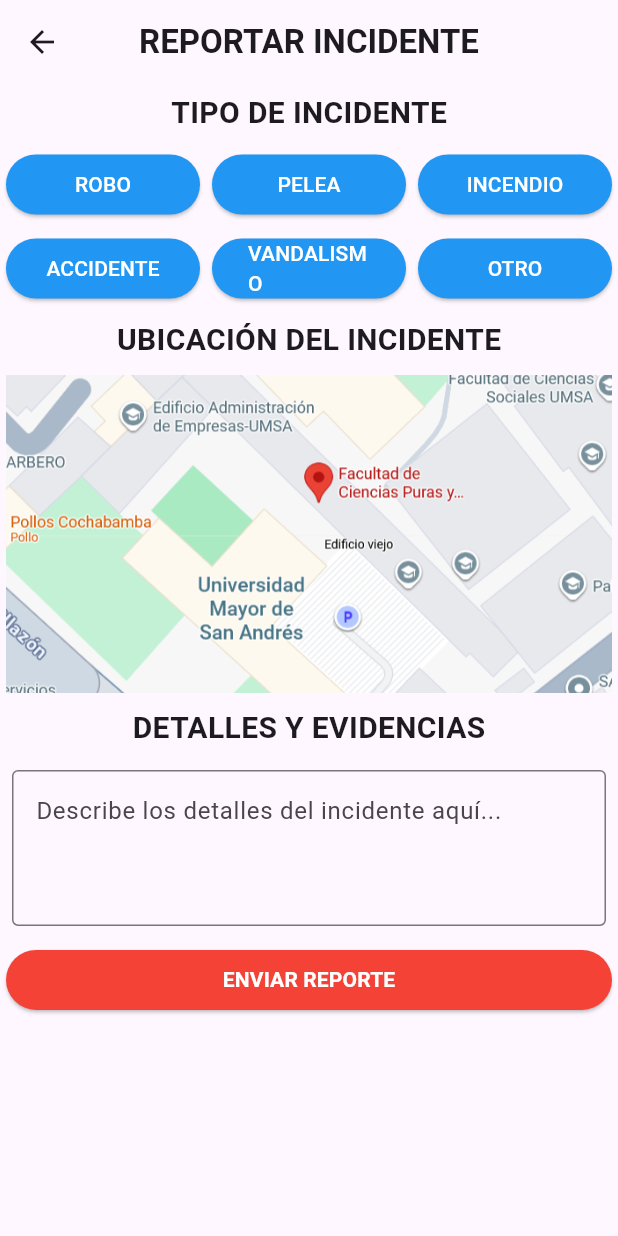
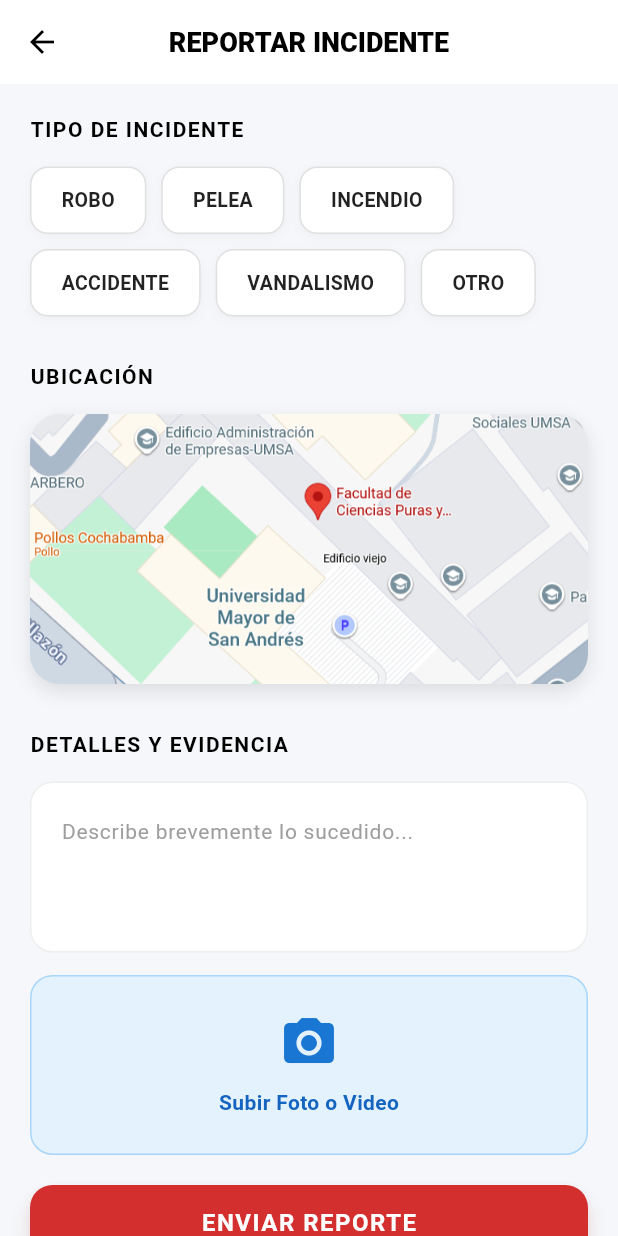
Before and after one commit to dorkzos/grupo10_proyectoFlutter_avanzado, a Flutter app: the HacerReporte screen opened directly, on a phone screen of 412 x 824 dp. Run offline on Flutter 3.47's test engine with Material 3 defaults, Android fonts, the phone set to English and light mode, and no system bars; our stand-ins replace image_picker, shared_preferences; accounts and stored records are empty.

Commit message:
pantalla de reportar incidente terminada

```diff
--- a/lib/pantallas/reportar.dart
+++ b/lib/pantallas/reportar.dart
@@ -1,4 +1,7 @@
+import 'dart:io';
 import 'package:flutter/material.dart';
+import 'package:image_picker/image_picker.dart';
+import 'package:proyectofinal_grupo10_avansado/funciones/datos.dart';
 
 class HacerReporte extends StatefulWidget {
   const HacerReporte({super.key});
@@ -8,166 +11,275 @@ class HacerReporte extends StatefulWidget {
 }
 
 class _HacerReporteState extends State<HacerReporte> {
+  String _tipoSeleccionado = '';
+  File? _imagenEvidencia; // Variable para guardar la foto
+  final ImagePicker _picker = ImagePicker();
+
+  // Lista de tipos de incidentes
+  final List<String> _tiposIncidentes = [
+    'ROBO', 'PELEA', 'INCENDIO',
+    'ACCIDENTE', 'VANDALISMO', 'OTRO'
+  ];
+
+  final TextEditingController _descripcionController = TextEditingController();
+
+  // --- LÓGICA PARA SELECCIONAR IMAGEN (IGUAL QUE EN PERFIL) ---
+  Future<void> _seleccionarImagen(ImageSource source) async {
+    final XFile? pickedFile = await _picker.pickImage(source: source);
+    if (pickedFile != null) {
+      setState(() {
+        _imagenEvidencia = File(pickedFile.path);
+      });
+    }
+  }
+
+  // --- MUESTRA UN MENÚ PARA ELEGIR CÁMARA O GALERÍA ---
+  void _mostrarOpcionesImagen() {
+    showModalBottomSheet(
+      context: context,
+      builder: (context) {
+        return SafeArea(
+          child: Wrap(
+            children: [
+              ListTile(
+                leading: const Icon(Icons.camera_alt),
+                title: const Text('Tomar Foto'),
+                onTap: () {
+                  _seleccionarImagen(ImageSource.camera);
+                  Navigator.pop(context);
+                },
+              ),
+              ListTile(
+                leading: const Icon(Icons.photo_library),
+                title: const Text('Elegir de Galería'),
+                onTap: () {
+                  _seleccionarImagen(ImageSource.gallery);
+                  Navigator.pop(context);
+                },
+              ),
+            ],
+          ),
+        );
+      },
+    );
+  }
+
+  // --- LÓGICA PARA GUARDAR EL REPORTE EN LA LISTA GLOBAL ---
+  void _enviarReporte() {
+    // 1. Validar que se haya seleccionado un tipo
+    if (_tipoSeleccionado.isEmpty) {
+      ScaffoldMessenger.of(context).showSnackBar(
+        const SnackBar(content: Text("Por favor selecciona un tipo de incidente"), backgroundColor: Colors.orange),
+      );
+      return;
+    }
+
+    // 2. Obtener Fecha y Hora actual
+    final DateTime now = DateTime.now();
+    String dia = "${now.day.toString().padLeft(2, '0')}/${now.month.toString().padLeft(2, '0')}/${now.year}";
+    String hora = "${now.hour.toString().padLeft(2, '0')}:${now.minute.toString().padLeft(2, '0')}";
+
+    // 3. Crear el objeto Mapa del reporte
+    Map<String, String> nuevoReporte = {
+      'tipo': _tipoSeleccionado,
+      'usuario': 'Juan Pérez', // Podrías sacarlo de SharedPreferences si quisieras
+      'anonimo': 'No',
+      'dia': dia,
+      'hora': hora,
+      'ubicacion': 'Monoblock Central UMSA',
+      'reporte': _descripcionController.text.isEmpty ? 'Sin detalles adicionales' : _descripcionController.text,
+      'evidencia': _imagenEvidencia?.path ?? '',
+      'es_local': 'si',
+    };
+
+    // 4. AGREGAR A LA LISTA GLOBAL (Importada de datos.dart)
+    setState(() {
+      historialReportes.add(nuevoReporte);
+    });
+
+    // 5. Feedback y salir
+    ScaffoldMessenger.of(context).showSnackBar(
+      const SnackBar(content: Text("¡Reporte enviado y guardado!"), backgroundColor: Colors.green),
+    );
+    Navigator.pop(context);
+  }
+
   @override
   Widget build(BuildContext context) {
     return Scaffold(
+      backgroundColor: const Color(0xFFF5F7FA),
       appBar: AppBar(
         centerTitle: true,
-        title: const Text('REPORTAR INCIDENTE',
-            style: TextStyle(fontWeight: FontWeight.bold)),
+        backgroundColor: Colors.white,
+        elevation: 0,
+        leading: IconButton(
+          icon: const Icon(Icons.arrow_back, color: Colors.black),
+          onPressed: () => Navigator.pop(context),
         ),
-body: Column(
+        title: const Text(
+          'REPORTAR INCIDENTE',
+          style: TextStyle(fontWeight: FontWeight.w900, color: Colors.black, fontSize: 18),
+        ),
+      ),
+      body: SingleChildScrollView(
+        padding: const EdgeInsets.all(20.0),
+        child: Column(
+          crossAxisAlignment: CrossAxisAlignment.start,
           children: [
-          Padding(
-            padding: const EdgeInsets.all(5.0),
-            child: const Text(
-              'TIPO DE INCIDENTE',
+
+            // --- SECCIÓN 1: TIPO DE INCIDENTE ---
+            const Text('TIPO DE INCIDENTE', style: TextStyle(fontSize: 14, fontWeight: FontWeight.bold, color: Colors.black, letterSpacing: 1)),
+            const SizedBox(height: 15),
+
+            Wrap(
+              spacing: 10,
+              runSpacing: 10,
+              children: _tiposIncidentes.map((tipo) {
+                final bool isSelected = _tipoSeleccionado == tipo;
+                return GestureDetector(
+                  onTap: () {
+                    setState(() {
+                      _tipoSeleccionado = tipo;
+                    });
+                  },
+                  child: Container(
+                    padding: const EdgeInsets.symmetric(horizontal: 20, vertical: 12),
+                    decoration: BoxDecoration(
+                      color: isSelected ? const Color(0xFF1565C0) : Colors.white,
+                      borderRadius: BorderRadius.circular(12),
+                      border: Border.all(color: isSelected ? Colors.transparent : Colors.grey.shade300),
+                      boxShadow: [
+                        if(!isSelected) BoxShadow(color: Colors.black.withOpacity(0.03), blurRadius: 5, offset: const Offset(0, 2))
+                      ]
+                    ),
+                    child: Text(
+                      tipo,
                       style: TextStyle(
-                fontSize: 20,
-                fontWeight: FontWeight.bold,
+                        color: isSelected ? Colors.white : Colors.black87,
+                        fontWeight: FontWeight.bold, fontSize: 13
+                      ),
+                    ),
+                  ),
+                );
+              }).toList(),
+            ),
+
+            const SizedBox(height: 30),
+
+            // --- SECCIÓN 2: UBICACIÓN ---
+            const Text('UBICACIÓN', style: TextStyle(fontSize: 14, fontWeight: FontWeight.bold, color: Colors.black, letterSpacing: 1)),
+            const SizedBox(height: 15),
+
+            Container(
+              height: 180,
+              width: double.infinity,
+              decoration: BoxDecoration(
+                borderRadius: BorderRadius.circular(20),
+                boxShadow: [BoxShadow(color: Colors.black.withOpacity(0.1), blurRadius: 10, offset: const Offset(0, 5))],
+              ),
+              child: ClipRRect(
+                borderRadius: BorderRadius.circular(20),
+                child: Stack(
+                  fit: StackFit.expand,
+                  children: [
+                    Image.asset(
+                      'assets/images/mapa_incidente.png',
+                      fit: BoxFit.cover,
+                      errorBuilder: (ctx, err, stack) => Container(color: Colors.grey[300], child: const Icon(Icons.map)),
+                    ),
+                  ],
                 ),
               ),
             ),
 
-          ///
-          ///  TIPO DEL ACIDENTE
-          ///
-          Row(
-            children: [
-              Expanded(
-                child: Padding(
-                  padding: const EdgeInsets.all(4.0),
-                  child: ElevatedButton(
-                    style: ElevatedButton.styleFrom(
-                      backgroundColor: Colors.blue,
+            const SizedBox(height: 30),
+
+            // --- SECCIÓN 3: DETALLES Y EVIDENCIA ---
+            const Text('DETALLES Y EVIDENCIA', style: TextStyle(fontSize: 14, fontWeight: FontWeight.bold, color: Colors.black, letterSpacing: 1)),
+            const SizedBox(height: 15),
+
+            Container(
+              padding: const EdgeInsets.all(5),
+              decoration: BoxDecoration(
+                color: Colors.white,
+                borderRadius: BorderRadius.circular(15),
+                border: Border.all(color: Colors.grey.shade200)
               ),
-                    onPressed: () {},
-                    child: const Text('ROBO', style: TextStyle(color: Colors.white))),
-                ),
-              ),
-              Expanded(
-                child: Padding(
-                  padding: const EdgeInsets.all(4.0),
-                  child: ElevatedButton(
-                    style: ElevatedButton.styleFrom(
-                      backgroundColor: Colors.blue,
-                    ),
-                    onPressed: () {},
-                    child: const Text('PELEA', style: TextStyle(color: Colors.white))),
-                ),
-              ),
-              Expanded(
-                child: Padding(
-                  padding: const EdgeInsets.all(4.0),
-                  child: ElevatedButton(
-                    style: ElevatedButton.styleFrom(
-                      backgroundColor: Colors.blue,
-                    ),
-                    onPressed: () {},
-                    child: const Text('INCENDIO', style: TextStyle(color: Colors.white))),
-                ),
-              ),
-            ],
-          ),
-
-
-          Row(
-            children: [
-              Expanded(
-                child: Padding(
-                  padding: const EdgeInsets.all(4.0),
-                  child: ElevatedButton(
-                    style: ElevatedButton.styleFrom(
-                      backgroundColor: Colors.blue,
-                    ),
-                    onPressed: () {},
-                    child: const Text('ACCIDENTE', style: TextStyle(color: Colors.white))),
-                ),
-              ),
-              Expanded(
-                child: Padding(
-                  padding: const EdgeInsets.all(4.0),
-                  child: ElevatedButton(
-                    style: ElevatedButton.styleFrom(
-                      backgroundColor: Colors.blue,
-                    ),
-                    onPressed: () {},
-                    child: const Text('VANDALISMO', style: TextStyle(color: Colors.white))),
-                ),
-              ),
-              Expanded(
-                child: Padding(
-                  padding: const EdgeInsets.all(4.0),
-                  child: ElevatedButton(
-                    style: ElevatedButton.styleFrom(
-                      backgroundColor: Colors.blue,
-                    ),
-                    onPressed: () {},
-                    child: const Text('OTRO', style: TextStyle(color: Colors.white))),
-                ),
-              ),
-            ],
-          ),
-
-          ///
-          ///  UBICACIÓN DEL INCIDENTE
-          ///
-          Padding(
-            padding: const EdgeInsets.all(5.0),
-            child: const Text(
-              'UBICACIÓN DEL INCIDENTE',
-              style: TextStyle(
-                fontSize: 20,
-                fontWeight: FontWeight.bold,
+              child: TextField(
+                controller: _descripcionController,
+                maxLines: 3,
+                decoration: const InputDecoration(
+                  hintText: 'Describe brevemente lo sucedido...',
+                  hintStyle: TextStyle(color: Colors.grey, fontSize: 14),
+                  border: InputBorder.none,
+                  contentPadding: EdgeInsets.all(15),
                 ),
               ),
             ),
 
-          Padding(
-            padding: const EdgeInsets.all(4.0),
-            child: Image.asset('assets/images/mapa_incidente.png',
-              width: 700,
+            const SizedBox(height: 15),
+
+            // --- BOTÓN DE IMAGEN DINÁMICO ---
+            InkWell(
+              onTap: _mostrarOpcionesImagen, // Abre cámara o galería
+              child: Container(
+                height: 120,
+                width: double.infinity,
+                decoration: BoxDecoration(
+                  color: Colors.blue[50],
+                  borderRadius: BorderRadius.circular(15),
+                  border: Border.all(color: Colors.blue.withOpacity(0.3), style: BorderStyle.solid),
+                  image: _imagenEvidencia != null
+                    ? DecorationImage(image: FileImage(_imagenEvidencia!), fit: BoxFit.cover) // Muestra la foto si existe
+                    : null
                 ),
+                child: _imagenEvidencia == null
+                  ? Column(
+                      mainAxisAlignment: MainAxisAlignment.center,
+                      children: [
+                        Icon(Icons.camera_alt, color: Colors.blue[700], size: 40),
+                        const SizedBox(height: 10),
+                        Text("Subir Foto o Video", style: TextStyle(color: Colors.blue[800], fontWeight: FontWeight.bold)),
+                      ],
+                    )
+                  : Stack(
+                      children: [
+                        Positioned(
+                          right: 10, bottom: 10,
+                          child: Container(
+                            padding: const EdgeInsets.all(5),
+                            decoration: BoxDecoration(color: Colors.black54, borderRadius: BorderRadius.circular(20)),
+                            child: const Icon(Icons.edit, color: Colors.white, size: 20),
                           ),
-
-          ///
-          ///  DETALLES Y EVIDENCIAS
-          ///
-          Padding(
-            padding: const EdgeInsets.all(5.0),
-            child: const Text(
-              'DETALLES Y EVIDENCIAS',
-              style: TextStyle(
-                fontSize: 20,
-                fontWeight: FontWeight.bold,
+                        )
+                      ],
                     ),
               ),
             ),
 
-          Padding(
-            padding: const EdgeInsets.all(8.0),
-            child: TextField(
-              maxLines: 3,
-              decoration: InputDecoration(
-                border: OutlineInputBorder(),
-                hintText: 'Describe los detalles del incidente aquí...',
+            const SizedBox(height: 20),
+
+            // --- BOTÓN ENVIAR ---
+            SizedBox(
+              width: double.infinity,
+              height: 50,
+              child: ElevatedButton(
+                style: ElevatedButton.styleFrom(
+                  backgroundColor: const Color(0xFFD32F2F),
+                  shape: RoundedRectangleBorder(borderRadius: BorderRadius.circular(15)),
+                  elevation: 5,
+                  shadowColor: Colors.redAccent.withOpacity(0.4),
+                ),
+                onPressed: _enviarReporte, // Llama a la función de guardado
+                child: const Text(
+                  'ENVIAR REPORTE',
+                  style: TextStyle(color: Colors.white, fontWeight: FontWeight.bold, fontSize: 16, letterSpacing: 1),
                 ),
               ),
             ),
-
-          Row(
-            children: [
-              Expanded(
-                child: Padding(
-                  padding: const EdgeInsets.all(4.0),
-                  child: ElevatedButton(style: ElevatedButton.styleFrom(backgroundColor: Colors.red,),
-                  onPressed: () {},
-                  child: const Text('ENVIAR REPORTE', style: TextStyle(color: Colors.white, fontWeight: FontWeight.bold))),
-                ),
-              ),
+            const SizedBox(height: 20),
           ],
         ),
-        ],
       ),
     );
   }
```
Lines whose indentation alone changed are shown as unchanged.
